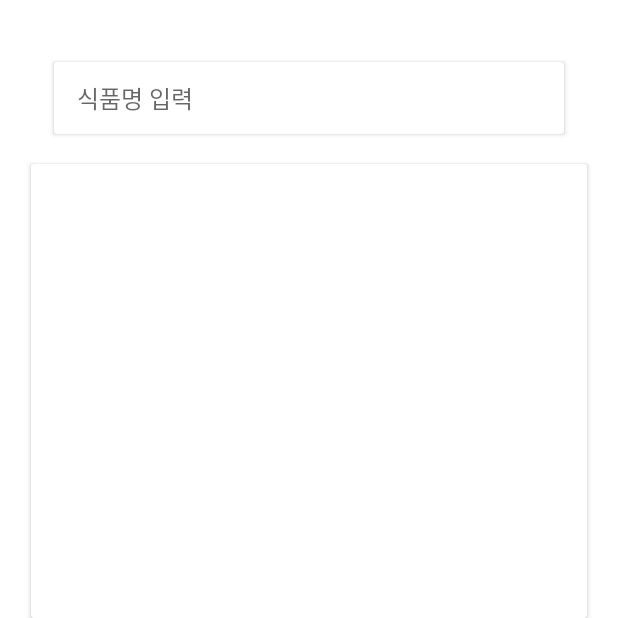
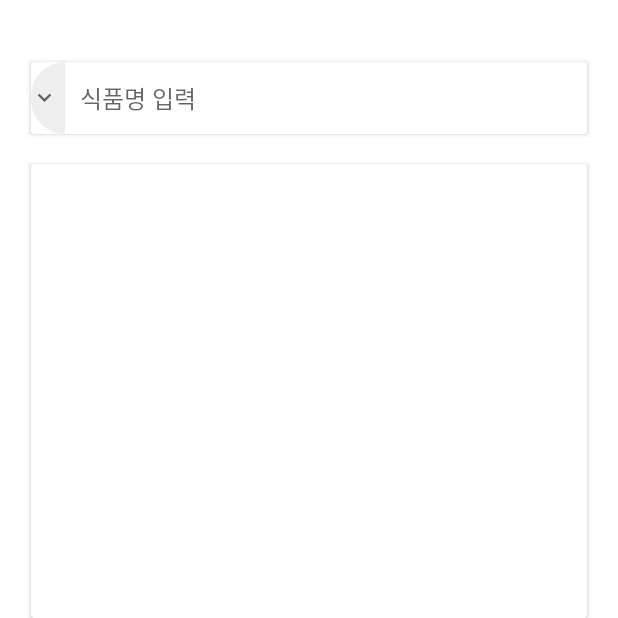
Before and after one commit to GONI95/BMICalculator, an Android app: the fragment CalculatorFragment shown on its own in the app's theme, on a phone screen of 412 x 824 dp, the top half of it. Run offline under Robolectric (Android 15) with nearby library versions, the phone set to English and light mode, and no system bars; our stand-ins replace data binding; plain views replace NeumorphCardView.

Commit message:
Feat : Custom Spinner
1. Design
create bg_spinner_search_mode.xml, ic_arrow_down.xml, ic_calendar_month.xml, ic_food_bank.xml
2. Strings
create search_mode_string.xml
3. Adapter
create SpinnerAdapter.kt
4. Setting
create @BindingAdapter Spinner.setSpinner() function

Resolve: #3

```diff
--- a/app/src/main/java/sang/gondroid/calingredientfood/presentation/calculator/CalculatorFragment.kt
+++ b/app/src/main/java/sang/gondroid/calingredientfood/presentation/calculator/CalculatorFragment.kt
@@ -9,5 +9,9 @@ class CalculatorFragment : BaseFragment<FragmentCalculatorBinding, CalculatorVie
 
     override fun getDataBinding(): FragmentCalculatorBinding = FragmentCalculatorBinding.inflate(layoutInflater)
 
+    override fun initViews() {
+        binding.calculatorViewModel = viewModel
+    }
+
     override fun observeData() { }
 }
--- /dev/null
+++ b/app/src/main/res/drawable/bg_spinner_search_mode.xml
@@ -0,0 +1,21 @@
+<?xml version="1.0" encoding="utf-8"?>
+<selector xmlns:android="http://schemas.android.com/apk/res/android">
+    <item>
+        <layer-list>
+            <item>
+                <shape>
+                    <solid android:color="@color/color_primary" />
+                    <corners
+                        android:topLeftRadius="50dp"
+                        android:bottomLeftRadius="50dp" />
+                    <padding android:right="5dp" />
+                </shape>
+            </item>
+            <item
+                android:drawable="@drawable/ic_arrow_down"
+                android:gravity="center|end"
+                android:width="18dp"
+                android:height="18dp" />
+        </layer-list>
+    </item>
+</selector>
--- /dev/null
+++ b/app/src/main/res/drawable/ic_arrow_down.xml
@@ -0,0 +1,10 @@
+<vector xmlns:android="http://schemas.android.com/apk/res/android"
+    android:width="24dp"
+    android:height="24dp"
+    android:viewportWidth="24"
+    android:viewportHeight="24"
+    android:tint="?attr/colorControlNormal">
+  <path
+      android:fillColor="@android:color/white"
+      android:pathData="M7.41,8.59L12,13.17l4.59,-4.58L18,10l-6,6 -6,-6 1.41,-1.41z"/>
+</vector>
--- a/app/src/main/res/layout/fragment_calculator.xml
+++ b/app/src/main/res/layout/fragment_calculator.xml
@@ -1,6 +1,13 @@
 <?xml version="1.0" encoding="utf-8"?>
 <layout xmlns:app="http://schemas.android.com/apk/res-auto"
-    xmlns:android="http://schemas.android.com/apk/res/android">
+    xmlns:android="http://schemas.android.com/apk/res/android"
+    xmlns:tools="http://schemas.android.com/tools">
+
+    <data>
+        <variable
+            name="calculatorViewModel"
+            type="sang.gondroid.calingredientfood.presentation.calculator.CalculatorViewModel" />
+    </data>
 
 
     <androidx.constraintlayout.widget.ConstraintLayout
@@ -11,28 +18,34 @@
             android:id="@+id/calculator_search_neumorphCardView"
             android:layout_width="0dp"
             android:layout_height="wrap_content"
-            android:layout_marginStart="15dp"
-            android:layout_marginEnd="15dp"
             style="@style/Theme.CalIngredientFood.Neumorphism"
             app:layout_constraintBottom_toTopOf="@+id/calculator_response_neumorphCardView"
             app:layout_constraintEnd_toStartOf="@+id/vertical_right_guideline"
             app:layout_constraintStart_toStartOf="@+id/vertical_left_guideline"
             app:layout_constraintTop_toTopOf="@+id/horizontal_top_guideline">
 
-            <androidx.appcompat.widget.LinearLayoutCompat
+            <LinearLayout
                 android:layout_width="match_parent"
                 android:layout_height="match_parent">
+
+                <Spinner
+                    android:id="@+id/calculator_search_mode_spinner"
+                    setSpinner="@{0}"
+                    android:onItemSelected="@{calculatorViewModel::onSelectItem}"
+                    android:layout_width="wrap_content"
+                    android:layout_height="48dp"
+                    android:background="@drawable/bg_spinner_search_mode" />
 
                 <EditText
                     android:id="@+id/calculator_search_editText"
                     style="@style/Theme.CalIngredientFood.EditText"
                     android:layout_width="match_parent"
                     android:layout_height="48dp"
-                    android:layout_marginLeft="15dp"
-                    android:layout_marginRight="15dp"
+                    android:layout_marginLeft="10dp"
+                    android:layout_marginRight="20dp"
                     android:hint="@string/please_word" />
 
-            </androidx.appcompat.widget.LinearLayoutCompat>
+            </LinearLayout>
         </soup.neumorphism.NeumorphCardView>
 
 
--- a/app/src/main/res/values-night/colors.xml
+++ b/app/src/main/res/values-night/colors.xml
@@ -10,6 +10,8 @@
     <color name="color_shadow_light">#2C2E32</color>
     <color name="color_shadow_dark">#212225</color>
 
+    <color name="color_secondary_pale">#FBEEA8</color>
+
     <color name="color_secondary">#FAE36E</color>
     <color name="color_secondary_variant">#CFB461</color>
     <color name="color_on_secondary">#F8F7EF</color>
--- a/app/src/main/res/values/colors.xml
+++ b/app/src/main/res/values/colors.xml
@@ -9,6 +9,8 @@
     <color name="color_primary">#EFEEEE</color>
     <color name="color_shadow_light">#FFF</color>
     <color name="color_shadow_dark">#D1CDC7</color>
+
+    <color name="color_secondary_pale">#89C8F3</color>
 
     <color name="color_secondary">#36A6F1</color>
     <color name="color_secondary_variant">#3197DC</color>
--- /dev/null
+++ b/app/src/main/res/values/search_mode_strings.xml
@@ -0,0 +1,5 @@
+<?xml version="1.0" encoding="utf-8"?>
+<resources>
+    <string name="food">식품</string>
+    <string name="date">날짜</string>
+</resources>
```
Also changed, not shown: app/src/main/java/sang/gondroid/calingredientfood/domain/util/SearchMode.kt (added, +16 -0 lines), app/src/main/java/sang/gondroid/calingredientfood/presentation/calculator/CalculatorViewModel.kt (+17 -0 lines), app/src/main/java/sang/gondroid/calingredientfood/presentation/widget/SpinnerAdapter.kt (added, +69 -0 lines), app/src/main/java/sang/gondroid/calingredientfood/util/BindingAdapters.kt (+19 -1 lines), app/src/main/res/drawable/ic_calendar_month.xml (added, +10 -0 lines), app/src/main/res/drawable/ic_food_bank.xml (added, +10 -0 lines), app/src/main/res/layout/item_search_mode.xml (added, +41 -0 lines).
